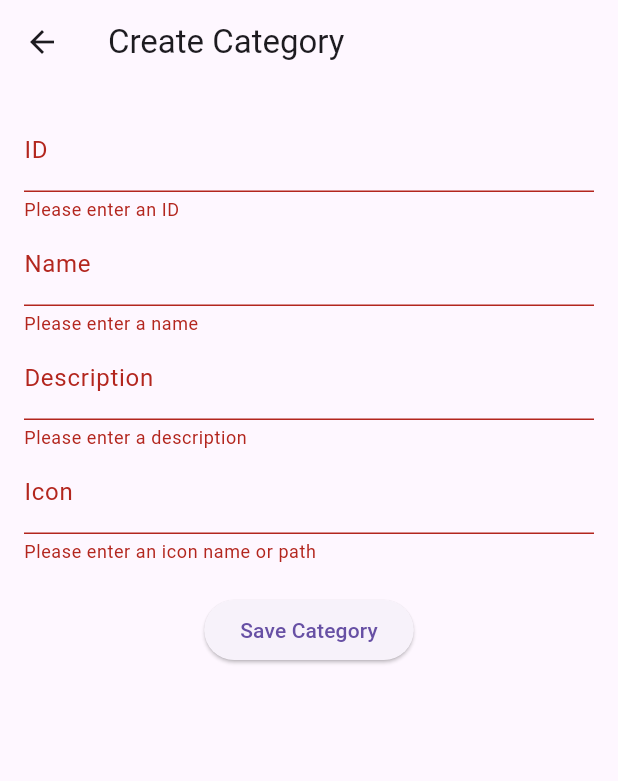
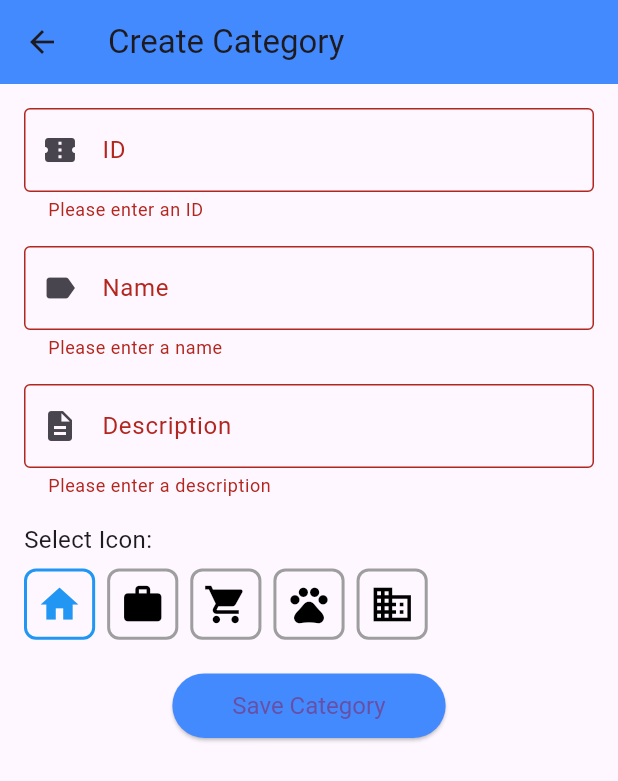
Before and after one commit to p1uma1/taskManager, a Flutter app: the CreateCategoryScreen screen opened directly, after a tap on "Save Category", on a phone screen of 412 x 824 dp. Shown: the top 781 px of the screen. Run offline on Flutter 3.47's test engine with Material 3 defaults, Android fonts, the phone set to English and light mode, and no system bars; our stand-ins replace flutter_local_notifications, timezone.

Commit message:
category

```diff
--- /dev/null
+++ b/lib/screens/category/create_category.dart
@@ -0,0 +1,194 @@
+import 'package:flutter/material.dart';
+import '../../models/category.dart'; // Import your Category class
+
+class CreateCategoryScreen extends StatefulWidget {
+  @override
+  _CreateCategoryScreenState createState() => _CreateCategoryScreenState();
+}
+
+class _CreateCategoryScreenState extends State<CreateCategoryScreen> {
+  final _formKey = GlobalKey<FormState>();
+  final TextEditingController _idController = TextEditingController();
+  final TextEditingController _nameController = TextEditingController();
+  final TextEditingController _descriptionController = TextEditingController();
+  String _selectedIcon = 'home'; // Default icon
+
+  // List of icons to display for selection
+  final List<Map<String, dynamic>> _iconList = [
+    {'icon': Icons.home, 'name': 'home'},
+    {'icon': Icons.work, 'name': 'work'},
+    {'icon': Icons.shopping_cart, 'name': 'shopping_cart'},
+    {'icon': Icons.pets, 'name': 'pets'},
+    {'icon': Icons.business, 'name': 'business'},
+    // Add more icons as needed
+  ];
+
+  // Function to save category using the Category model's addCategory method
+  void _saveCategory() {
+    if (_formKey.currentState!.validate()) {
+      // Create a new Category object
+      final newCategory = Category(
+        int.parse(_idController.text),
+        _nameController.text,
+        _descriptionController.text,
+        _selectedIcon,
+      );
+
+      // Add category using the addCategory method from Category model
+      Category.addCategory(newCategory);
+
+      // Clear the form
+      _idController.clear();
+      _nameController.clear();
+      _descriptionController.clear();
+
+      // Show confirmation
+      ScaffoldMessenger.of(context).showSnackBar(
+        SnackBar(content: Text('Category created successfully!')),
+      );
+    }
+  }
+
+  @override
+  Widget build(BuildContext context) {
+    return Scaffold(
+      appBar: AppBar(
+        title: Text('Create Category'),
+        backgroundColor: Colors.blueAccent,
+      ),
+      body: Padding(
+        padding: const EdgeInsets.all(16.0),
+        child: Column(
+          crossAxisAlignment: CrossAxisAlignment.start,
+          children: [
+            Form(
+              key: _formKey,
+              child: ListView(
+                shrinkWrap: true,
+                children: [
+                  TextFormField(
+                    controller: _idController,
+                    decoration: InputDecoration(
+                      labelText: 'ID',
+                      border: OutlineInputBorder(),
+                      prefixIcon: Icon(Icons.confirmation_number),
+                    ),
+                    keyboardType: TextInputType.number,
+                    validator: (value) {
+                      if (value == null || value.isEmpty) {
+                        return 'Please enter an ID';
+                      }
+                      if (int.tryParse(value) == null) {
+                        return 'ID must be a number';
+                      }
+                      return null;
+                    },
+                  ),
+                  SizedBox(height: 16),
+                  TextFormField(
+                    controller: _nameController,
+                    decoration: InputDecoration(
+                      labelText: 'Name',
+                      border: OutlineInputBorder(),
+                      prefixIcon: Icon(Icons.label),
+                    ),
+                    validator: (value) {
+                      if (value == null || value.isEmpty) {
+                        return 'Please enter a name';
+                      }
+                      return null;
+                    },
+                  ),
+                  SizedBox(height: 16),
+                  TextFormField(
+                    controller: _descriptionController,
+                    decoration: InputDecoration(
+                      labelText: 'Description',
+                      border: OutlineInputBorder(),
+                      prefixIcon: Icon(Icons.description),
+                    ),
+                    validator: (value) {
+                      if (value == null || value.isEmpty) {
+                        return 'Please enter a description';
+                      }
+                      return null;
+                    },
+                  ),
+                  SizedBox(height: 16),
+                  // Icon selection grid
+                  Text('Select Icon:', style: TextStyle(fontSize: 16)),
+                  SizedBox(height: 8),
+                  GridView.builder(
+                    shrinkWrap: true,
+                    gridDelegate: SliverGridDelegateWithFixedCrossAxisCount(
+                      crossAxisCount: 7,
+                      crossAxisSpacing: 8,
+                      mainAxisSpacing: 8,
+                    ),
+                    itemCount: _iconList.length,
+                    itemBuilder: (context, index) {
+                      final iconData = _iconList[index];
+                      return GestureDetector(
+                        onTap: () {
+                          setState(() {
+                            _selectedIcon = iconData['name'];
+                          });
+                        },
+                        child: Container(
+                          decoration: BoxDecoration(
+                            border: Border.all(
+                              color: _selectedIcon == iconData['name']
+                                  ? Colors.blue
+                                  : Colors.grey,
+                              width: 2,
+                            ),
+                            borderRadius: BorderRadius.circular(8),
+                          ),
+                          child: Icon(
+                            iconData['icon'],
+                            size: 30,
+                            color: _selectedIcon == iconData['name']
+                                ? Colors.blue
+                                : Colors.black,
+                          ),
+                        ),
+                      );
+                    },
+                  ),
+                  SizedBox(height: 20),
+                  Center(
+                    child: ElevatedButton(
+                      onPressed: _saveCategory,
+                      child: Text('Save Category'),
+                      style: ElevatedButton.styleFrom(
+                        backgroundColor: Colors.blueAccent,
+                        padding:
+                            EdgeInsets.symmetric(horizontal: 40, vertical: 12),
+                        textStyle: TextStyle(fontSize: 16),
+                      ),
+                    ),
+                  ),
+                ],
+              ),
+            ),
+            SizedBox(height: 20),
+            // Display categories from the Category model
+            Expanded(
+              child: ListView.builder(
+                itemCount: Category.getCategories().length,
+                itemBuilder: (context, index) {
+                  final category = Category.getCategories()[index];
+                  return ListTile(
+                    title: Text(category.name),
+                    subtitle: Text(category.description),
+                    leading: Icon(Icons.home), // Replace with actual icon logic
+                  );
+                },
+              ),
+            ),
+          ],
+        ),
+      ),
+    );
+  }
+}
--- a/lib/screens/create_category.dart
+++ /dev/null
@@ -1,113 +0,0 @@
-import 'package:flutter/material.dart';
-
-import '../models/category.dart'; // Import your Category class
-
-class CreateCategoryScreen extends StatefulWidget {
-  @override
-  _CreateCategoryScreenState createState() => _CreateCategoryScreenState();
-}
-
-class _CreateCategoryScreenState extends State<CreateCategoryScreen> {
-  final _formKey = GlobalKey<FormState>();
-  final TextEditingController _idController = TextEditingController();
-  final TextEditingController _nameController = TextEditingController();
-  final TextEditingController _descriptionController = TextEditingController();
-  final TextEditingController _iconController = TextEditingController();
-
-  void _saveCategory() {
-    if (_formKey.currentState!.validate()) {
-      // Create a new Category object
-      final newCategory = Category(
-        int.parse(_idController.text),
-        _nameController.text,
-        _descriptionController.text,
-        _iconController.text,
-      );
-
-      // You can now use this object (e.g., send it to a database or API)
-      print("Category Created: ${newCategory.toJson()}");
-
-      // Clear the form
-      _idController.clear();
-      _nameController.clear();
-      _descriptionController.clear();
-      _iconController.clear();
-
-      // Show confirmation
-      ScaffoldMessenger.of(context).showSnackBar(
-        SnackBar(content: Text('Category created successfully!')),
-      );
-    }
-  }
-
-  @override
-  Widget build(BuildContext context) {
-    return Scaffold(
-      appBar: AppBar(
-        title: Text('Create Category'),
-      ),
-      body: Padding(
-        padding: const EdgeInsets.all(16.0),
-        child: Form(
-          key: _formKey,
-          child: Column(
-            crossAxisAlignment: CrossAxisAlignment.start,
-            children: [
-              TextFormField(
-                controller: _idController,
-                decoration: InputDecoration(labelText: 'ID'),
-                keyboardType: TextInputType.number,
-                validator: (value) {
-                  if (value == null || value.isEmpty) {
-                    return 'Please enter an ID';
-                  }
-                  if (int.tryParse(value) == null) {
-                    return 'ID must be a number';
-                  }
-                  return null;
-                },
-              ),
-              TextFormField(
-                controller: _nameController,
-                decoration: InputDecoration(labelText: 'Name'),
-                validator: (value) {
-                  if (value == null || value.isEmpty) {
-                    return 'Please enter a name';
-                  }
-                  return null;
-                },
-              ),
-              TextFormField(
-                controller: _descriptionController,
-                decoration: InputDecoration(labelText: 'Description'),
-                validator: (value) {
-                  if (value == null || value.isEmpty) {
-                    return 'Please enter a description';
-                  }
-                  return null;
-                },
-              ),
-              TextFormField(
-                controller: _iconController,
-                decoration: InputDecoration(labelText: 'Icon'),
-                validator: (value) {
-                  if (value == null || value.isEmpty) {
-                    return 'Please enter an icon name or path';
-                  }
-                  return null;
-                },
-              ),
-              SizedBox(height: 20),
-              Center(
-                child: ElevatedButton(
-                  onPressed: _saveCategory,
-                  child: Text('Save Category'),
-                ),
-              ),
-            ],
-          ),
-        ),
-      ),
-    );
-  }
-}
--- a/lib/screens/home_screen.dart
+++ b/lib/screens/home_screen.dart
@@ -1,11 +1,12 @@
 import 'package:flutter/material.dart';
+import 'package:taskmanager_new/screens/category/category_list_screen.dart';
 import 'package:taskmanager_new/services/NotificationHelper.dart';
 import 'recyclebin_screen.dart';
 import 'task_details_screen.dart';
 import 'upcoming_tasks_screen.dart';
 import 'overdue_tasks_screen.dart';
 import 'add_task_screen.dart';
-import 'create_category.dart';
+import 'category/create_category.dart';
 import 'package:taskmanager_new/models/task.dart';
 import 'package:taskmanager_new/models/category.dart';
 import 'package:taskmanager_new/models/user.dart';
@@ -63,6 +64,8 @@ class _HomeScreenState extends State<HomeScreen> {
         _currentScreen = HomeContentScreen(tasks: tasks);
       } else if (route == 'recycle_bin') {
         _currentScreen = RecycleBinScreen();
+      } else if (route == 'categories') {
+        _currentScreen = CategoryListScreen();
       }
     });
   }
```
Also changed, not shown: lib/components/side_nav_bar.dart (+8 -0 lines), lib/models/category.dart (+20 -9 lines), lib/screens/category/category_details.dart (added, +66 -0 lines), lib/screens/category/category_list_screen.dart (added, +52 -0 lines), lib/screens/category/category_update.dart (added, +71 -0 lines).
